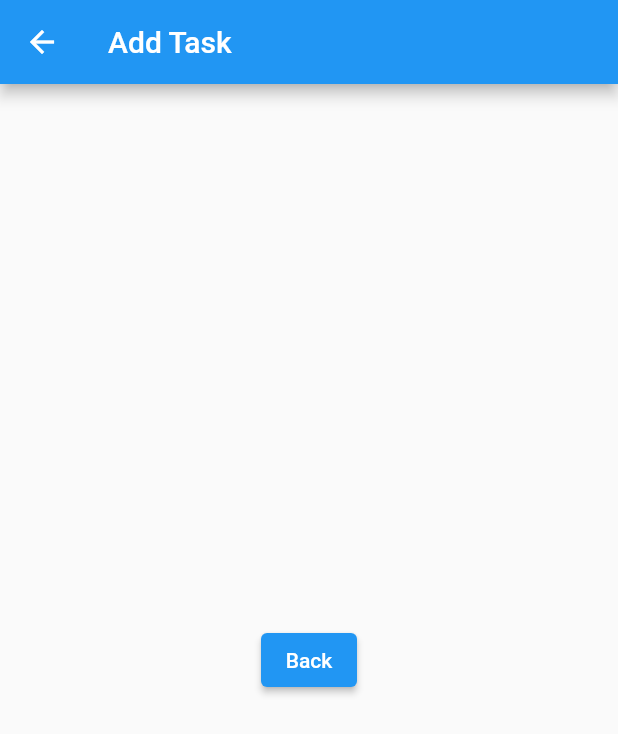
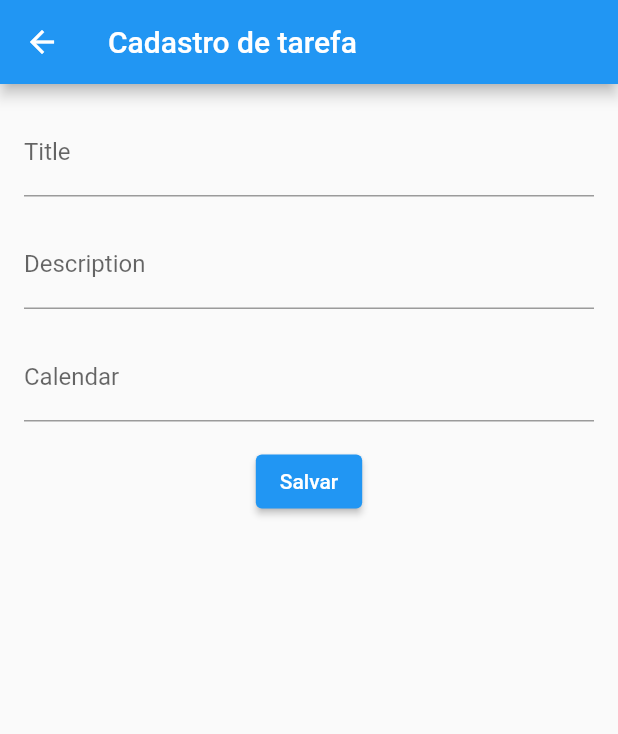
Before and after one commit to lucasmartinsribeiro/task_manager, a Flutter app: the screen it shows after launch, after a tap on "Add", on a phone screen of 412 x 824 dp. Shown: the top 734 px of the screen. Run offline on Flutter 3.47's test engine with Material 2 defaults, Android fonts, the phone set to English and light mode, and no system bars.

Commit message:
feat: created the form screen

```diff
--- /dev/null
+++ b/lib/form.dart
@@ -0,0 +1,77 @@
+import 'package:flutter/material.dart';
+import 'task.dart';
+
+void main() => runApp(MaterialApp(
+    title: 'Navegação Básica',
+    theme: ThemeData(primarySwatch: Colors.blue),
+    home: MyTask(),
+    debugShowCheckedModeBanner: false,
+));
+
+class MyTask extends StatelessWidget {
+  final TextEditingController _controllerTitle = TextEditingController();
+  final TextEditingController _controllerDescription = TextEditingController();
+  final TextEditingController _controllerCalendar = TextEditingController();
+
+  MyTask({Key? key}) : super(key: key);
+
+  @override
+  Widget build(BuildContext context) {
+    return Scaffold(
+        appBar: AppBar(
+          title: const Text('Cadastro de tarefa'),
+        ),
+        body: Padding(
+          padding: const EdgeInsets.all(16.0),
+          child: Column(
+            children: <Widget>[
+              TextField(
+                controller: _controllerTitle,
+                decoration: InputDecoration(labelText: 'Title'),
+              ),
+              Padding(
+                padding: const EdgeInsets.only(top: 16.0),
+                child: TextField(
+                  controller: _controllerDescription,
+                  decoration: InputDecoration(labelText: 'Description'),
+                ),
+              ),
+              Padding(
+                padding: const EdgeInsets.only(top: 16.0),
+                child: TextField(
+                  controller: _controllerCalendar,
+                  decoration: InputDecoration(labelText: 'Calendar'),
+                  keyboardType: TextInputType.number,
+                ),
+              ),
+              Padding(
+                padding: const EdgeInsets.only(top: 16.0),
+                child: ElevatedButton(
+                  child: Text('Salvar'),
+                onPressed: () {
+                  final String title = _controllerTitle.text;
+                  final String description = _controllerDescription.text;
+                  final String calendar = _controllerCalendar.text;
+
+                  final Task newTask = Task(title, description, calendar);
+                  print(newTask);
+                },
+                ),
+              ),
+            ],
+          ),
+        ),
+    );
+  }
+}
+
+ElevatedButton buttonBack(BuildContext context) {
+  return ElevatedButton(
+      child: const Text("Back"),
+      onPressed: () {
+        Navigator.pop(
+          context,
+          MaterialPageRoute(builder: (context) => MyTask()),
+        );
+      });
+}
--- a/lib/list.dart
+++ /dev/null
@@ -1,35 +0,0 @@
-import 'package:flutter/material.dart';
-
-void main() {
-  runApp(MaterialApp(
-    title: 'Navegação Básica',
-    theme: ThemeData(primarySwatch: Colors.blue),
-    home: const SegundaRota(),
-    debugShowCheckedModeBanner: false,
-  ));
-}
-
-class SegundaRota extends StatelessWidget {
-  const SegundaRota({Key? key}) : super(key: key);
-
-  @override
-  Widget build(BuildContext context) {
-    return Scaffold(
-      appBar: AppBar(title: const Text('Add Task')),
-      body: Center(
-        child: botaoSegundaRota(context),
-      ),
-    );
-  }
-}
-
-ElevatedButton botaoSegundaRota(BuildContext context) {
-  return ElevatedButton(
-      child: const Text("Back"),
-      onPressed: () {
-        Navigator.pop(
-          context,
-          MaterialPageRoute(builder: (context) => const SegundaRota()),
-        );
-      });
-}
--- a/lib/main.dart
+++ b/lib/main.dart
@@ -1,17 +1,17 @@
-import 'package:task_manager/list.dart';
+import 'package:task_manager/form.dart';
 import 'package:flutter/material.dart';
 
 void main() {
   runApp(MaterialApp(
     title: 'Navegação Básica',
     theme: ThemeData(primarySwatch: Colors.blue),
-    home: const PrimeiraRota(),
+    home: const MyHome(),
     debugShowCheckedModeBanner: false,
   ));
 }
 
-class PrimeiraRota extends StatelessWidget {
-  const PrimeiraRota({Key? key}) : super(key: key);
+class MyHome extends StatelessWidget {
+  const MyHome({Key? key}) : super(key: key);
 
   @override
   Widget build(BuildContext context) {
@@ -20,7 +20,7 @@ class PrimeiraRota extends StatelessWidget {
       body: Center(
         child: ElevatedButton(
           onPressed: () {
-            chamarTela(context, const SegundaRota());
+            chamarTela(context, MyTask());
           },
           child: const Text('Add'),
         ),
--- /dev/null
+++ b/lib/task.dart
@@ -0,0 +1,16 @@
+class Task {
+  final String title;
+  final String description;
+  final String calendar;
+
+  Task(
+    this.title,
+    this.description,
+    this.calendar,
+  );
+
+  @override
+  String toString() {
+    return 'Task{title: $title, description: $description, calendar: $calendar}';
+  }
+}
```
